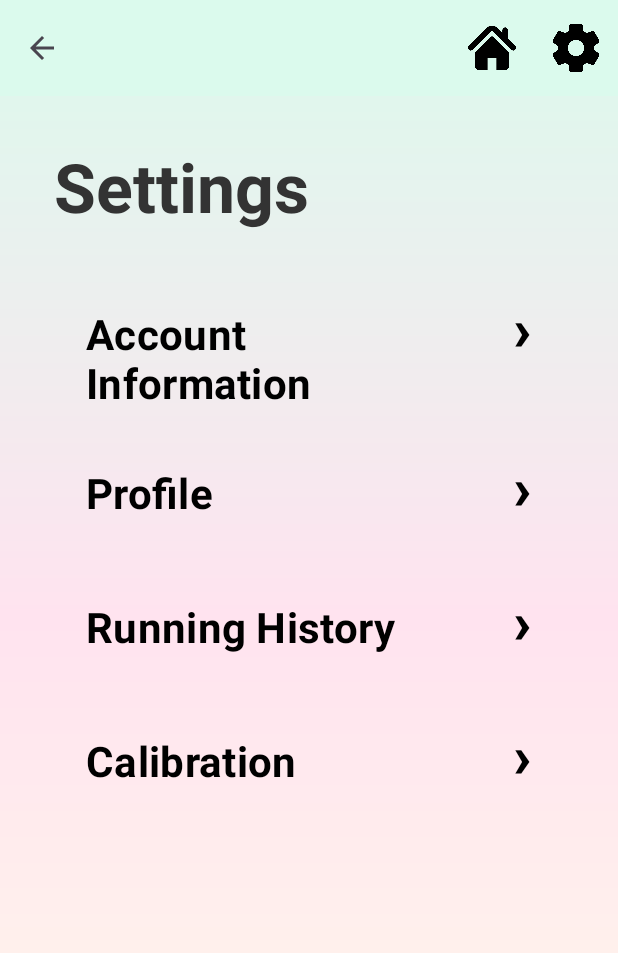
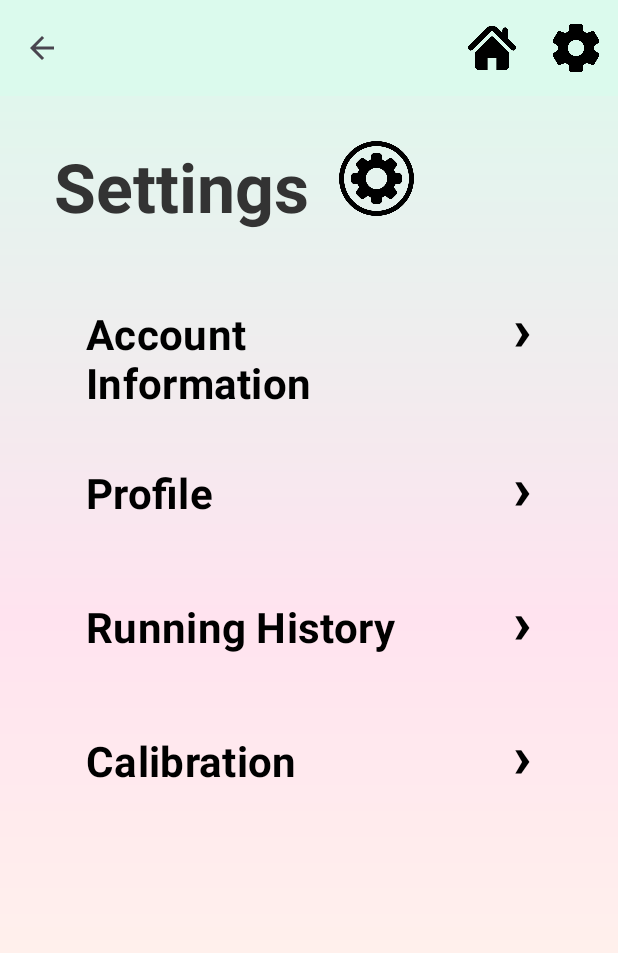
Before and after one commit to aparnaroy/StepToTheBeat, an Android app: the screen it shows after launch (SettingsActivity), after a tap on "Settings", on a phone screen of 412 x 824 dp. Shown: the top 953 px of the screen. Run offline under Robolectric (Android 15) with nearby library versions, the phone set to English and light mode, and no system bars; Roboto replaces fonts that are not available here.

Commit message:
settings animation

```diff
--- a/app/src/main/java/com/example/steptothebeat/HomeActivity.java
+++ b/app/src/main/java/com/example/steptothebeat/HomeActivity.java
@@ -72,9 +72,12 @@ public class HomeActivity extends AppCompatActivity {
             public void onClick(View v) {
                 // Go to Settings page
                 Intent intent = new Intent(HomeActivity.this, SettingsActivity.class);
-                Transition t = new AutoTransition();
 
-                startActivity(intent);
+                View settingsView = findViewById(R.id.settingsButton);
+                ActivityOptions options = ActivityOptions
+                        .makeSceneTransitionAnimation(currentA, settingsView, "settings");
+                startActivity(intent, options.toBundle());
+                //startActivity(intent);
             }
         });
 
--- a/app/src/main/res/layout/home_activity.xml
+++ b/app/src/main/res/layout/home_activity.xml
@@ -63,6 +63,7 @@
     <!-- Settings Button -->
     <androidx.appcompat.widget.AppCompatImageButton
         android:id="@+id/settingsButton"
+        android:transitionName="settings"
         android:layout_width="140dp"
         android:layout_height="140dp"
         android:src="@drawable/settings_gear"
--- a/app/src/main/res/layout/settings_activity.xml
+++ b/app/src/main/res/layout/settings_activity.xml
@@ -20,6 +20,9 @@
         app:layout_constraintStart_toStartOf="parent"
         app:layout_constraintEnd_toEndOf="parent" />
 
+    <LinearLayout
+        android:layout_width="match_parent"
+        android:layout_height="wrap_content">
         <!-- Title -->
         <TextView
             android:id="@+id/settings_title"
@@ -35,7 +38,24 @@
             android:paddingStart="36dp"
             android:textColor="#333" />
 
+        <!-- Settings Button -->
+
         <!-- Account Information Option -->
+        <androidx.appcompat.widget.AppCompatImageButton
+            android:id="@+id/settingsButton"
+            android:transitionName="settings"
+            android:layout_width="50dp"
+            android:layout_height="50dp"
+            android:layout_marginTop="30dp"
+            android:layout_marginStart="20dp"
+            android:background="@android:color/transparent"
+            android:contentDescription="Settings"
+            android:scaleType="centerInside"
+            android:src="@drawable/settings_gear"
+            app:layout_constraintEnd_toEndOf="parent"
+            app:layout_constraintTop_toBottomOf="parent" />
+    </LinearLayout>
+
     <LinearLayout
         android:id="@+id/account_information_container"
         android:layout_width="match_parent"
```
Lines whose indentation alone changed are shown as unchanged.
